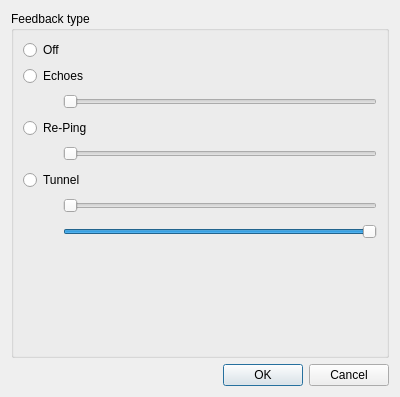
Qt form gui/feedbackdialog.ui (Meisterschueler/meisterschueler-qt) before a commit.
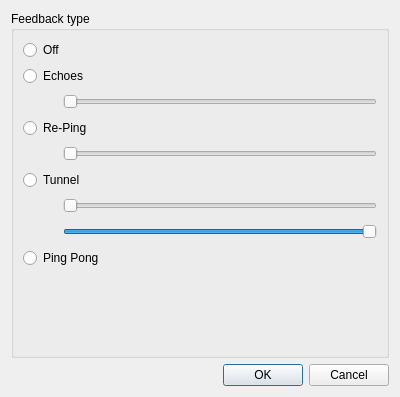
The same form after that commit.

Commit message: Added state PingPong

Diff of the .ui file:
```diff
--- a/gui/feedbackdialog.ui
+++ b/gui/feedbackdialog.ui
@@ -171,6 +171,13 @@
         </item>
        </layout>
       </item>
+      <item>
+       <widget class="QRadioButton" name="radioButtonPingPong">
+        <property name="text">
+         <string>Ping Pong</string>
+        </property>
+       </widget>
+      </item>
       <item>
        <spacer name="verticalSpacer">
         <property name="orientation">
```
Left out of the diff: 16 changed lines with no effect on the pictures. The commit also changes 3 other files.
